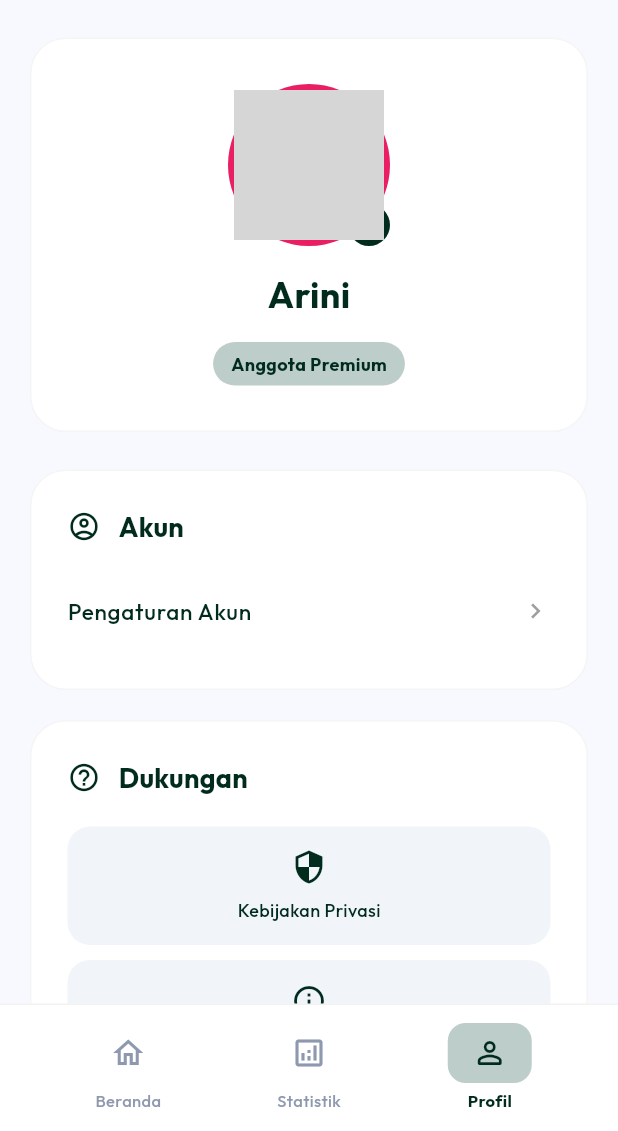
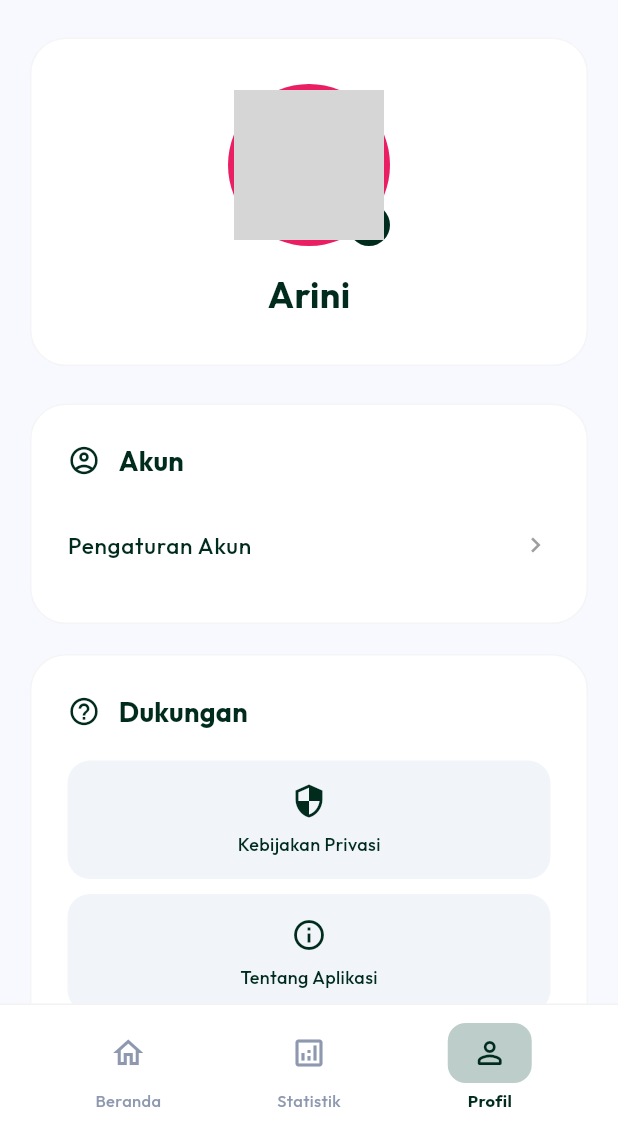
Before and after one commit to alufazzayanarini-12/uas_projek_mobile, a Flutter app: the screen it shows after launch, item 3 of the bottom bar chosen, on a phone screen of 412 x 824 dp, the part 105-1236 px from its top. Run offline on Flutter 3.47's test engine with Material 3 defaults, Android fonts, the light colour scheme and no system bars; our stand-ins replace fl_chart, flutter_local_notifications, google_fonts, image_picker, local_auth, shared_preferences and 4 more; accounts and stored records are empty; grey boxes are pictures that could not be loaded.

Commit message:
melakukan perubahan

```diff
--- a/lib/screens/account_settings_screen.dart
+++ b/lib/screens/account_settings_screen.dart
@@ -79,6 +79,7 @@ class _AccountSettingsScreenState extends State<AccountSettingsScreen> {
                   isDark: isDark,
                   textColor: textColor,
                   cardColor: cardColor,
+                  keyboardType: TextInputType.text,
                 ),
                 const SizedBox(height: 20),
                 _buildEditField(
--- a/lib/screens/profile_screen.dart
+++ b/lib/screens/profile_screen.dart
@@ -145,13 +145,6 @@ class _ProfileScreenState extends State<ProfileScreen> {
           Text(
             settings.userName,
             style: GoogleFonts.outfit(fontSize: 24, fontWeight: FontWeight.bold, color: textColor),
-          ),
-          const SizedBox(height: 15),
-          Row(
-            mainAxisAlignment: MainAxisAlignment.center,
-            children: [
-              _buildBadge(settings.translate('anggota_premium'), const Color(0xFFBDCECA), const Color(0xFF002B1D)),
-            ],
           ),
         ],
       ),
```
Also changed, not shown: lib/screens/home_screen.dart (+29 -1 lines).
